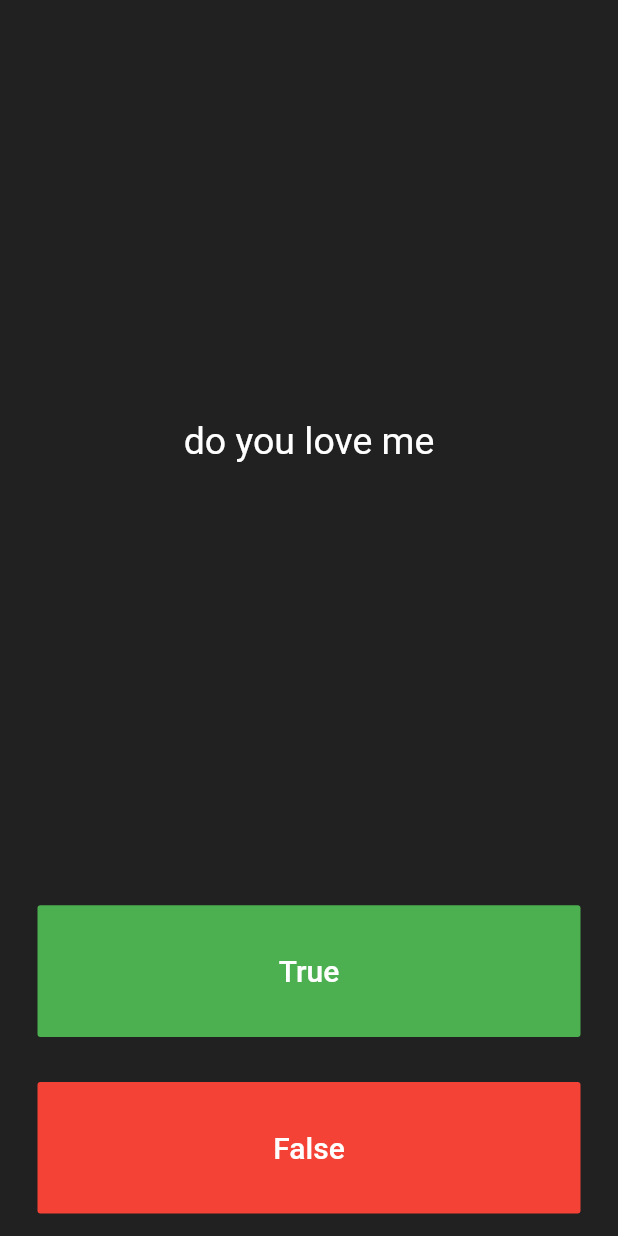
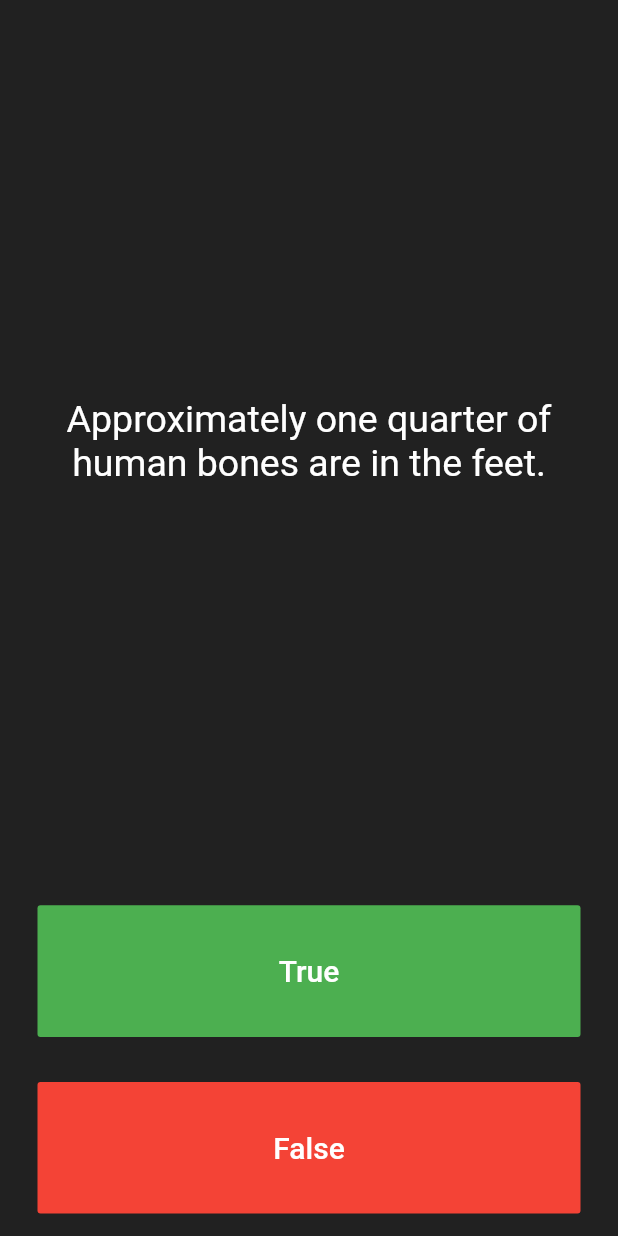
Before and after one commit to sardonrx/Susan-chip, a Flutter app: the screen it shows after launch, after a tap on "True", after a tap on "False", on a phone screen of 412 x 824 dp. Run offline on Flutter 3.47's test engine with Material 2 defaults, Android fonts, the phone set to English and light mode, and no system bars.

```diff
--- a/lib/main.dart
+++ b/lib/main.dart
@@ -1,7 +1,7 @@
 import 'package:flutter/material.dart';
-import  'question.dart';
+import 'questionBank.dart';
 
-
+NewQuestion newQuestion = NewQuestion();
 void main() => runApp(ScoreKeeper());
 
 class ScoreKeeper extends StatelessWidget {
@@ -29,26 +29,7 @@ class _QuizPageState extends State<QuizPage> {
 
   List<Icon> score =[];
 
-  List<Question> questionClass= [
 
-    Question(a: 'is this app making sense ', b: false),
-    Question(a: 'do you think the owner of this app is great', b: true),
-    Question(a: 'do you love me', b: true),
-    Question(a: 'do you believe in jesus ', b: true),
-    Question(a: 'do you think i love seyi', b: false),
-    Question(a: 'is seyi cute', b: true),
-    Question(a: 'is susan cute ', b: true),
-    Question(a: 'do you know susan love seyi so much', b: true),
-    Question(a: 'are you a fool', b: false),
-    Question(a: 'im scared, are you?', b: false),
-    Question(a: 'do you think i fear the unknown', b: true),
-    Question(a: 'do you think i lack confidence', b: true),
-    Question(a: 'i cry always', b: true),
-    Question(a: 'im lazy and i procastinate alots', b: true),
-    Question(a: 'very scared of getting a new job', b: true),
-    Question(a: 'everything will be fine soon', b: true),
-
-  ];
   int  questionTracker = 0;
 
   @override
@@ -63,7 +44,7 @@ class _QuizPageState extends State<QuizPage> {
             padding: EdgeInsets.all(10.0),
             child: Center(
               child: Text(
-                questionClass[questionTracker].questionText,
+                newQuestion.questionClass[questionTracker].questionText,
                 textAlign: TextAlign.center,
                 style: TextStyle(
                   fontSize: 25.0,
@@ -87,7 +68,7 @@ class _QuizPageState extends State<QuizPage> {
                 ),
               ),
               onPressed: (){
-                bool confirmAnswers = questionClass[questionTracker].questionAnswer;
+                bool confirmAnswers = newQuestion.questionClass[questionTracker].questionAnswer;
                 if(confirmAnswers == true){
                   print('seyi is an idiot');
                 }else {
@@ -113,7 +94,7 @@ class _QuizPageState extends State<QuizPage> {
                 ),
               ),
               onPressed: () {
-                   bool confirmAnswers = questionClass[questionTracker].questionAnswer;
+                   bool confirmAnswers = newQuestion.questionClass[questionTracker].questionAnswer;
                    if(confirmAnswers== false){
                      print('i love my own life like mad nothin more');
                    }else{
--- a/lib/question.dart
+++ b/lib/question.dart
@@ -2,9 +2,11 @@ class Question {
   String questionText;
   bool questionAnswer;
 
-  Question ({String a, bool b,})
+  Question (String a, bool b,)
   {
   questionText = a;
   questionAnswer = b;
 }
 }
+
+Question newQuestion = Question('text', false);
--- /dev/null
+++ b/lib/questionBank.dart
@@ -0,0 +1,37 @@
+import 'question.dart';
+
+class NewQuestion {
+
+  List<Question> questionClass= [
+    Question('Some cats are actually allergic to humans', true),
+    Question('You can lead a cow down stairs but not up stairs.', false),
+    Question('Approximately one quarter of human bones are in the feet.', true),
+    Question('A slug\'s blood is green.', true),
+    Question('Buzz Aldrin\'s mother\'s maiden name was \"Moon\".', true),
+    Question('It is illegal to pee in the Ocean in Portugal.', true),
+    Question(
+        'No piece of square dry paper can be folded in half more than 7 times.',
+        false),
+    Question(
+        'In London, UK, if you happen to die in the House of Parliament, '
+            'you are technically entitled to a state funeral, '
+            'because the building is considered too sacred a place.',
+        true),
+    Question(
+        'The loudest sound produced by any animal is 188 decibels. '
+            'That animal is the African Elephant.',
+        false),
+    Question(
+        'The total surface area of two human lungs is approximately 70 square metres.',
+        true),
+    Question('Google was originally called \"Backrub\".', true),
+    Question(
+        'Chocolate affects a dog\'s heart and nervous system; '
+            'a few ounces are enough to kill a small dog.',
+        true),
+    Question(
+        'In West Virginia, USA, if you accidentally hit an animal with your car,'
+            ' you are free to take it home to eat.',
+        true),
+  ];
+}
```
